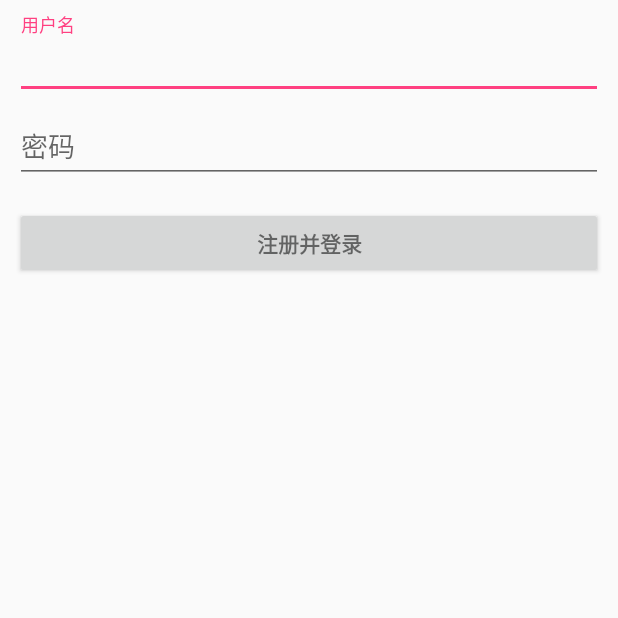
After one commit to Android-Development-Group/NewsApp, an Android app: the RegisterActivity screen opened directly, with no data from a screen before it, on a phone screen of 412 x 824 dp, the top half of it. The commit adds this screen. Run offline under Robolectric (Android 15) with nearby library versions, the phone set to English and light mode, and no system bars; libraries missing offline, so code that uses them is left out: com.avos.avoscloud; 1 statement that could not run was skipped.

Commit message:
add LoginActivity-RegisterActivity

```diff
--- a/app/src/main/res/layout/activity_main.xml
+++ b/app/src/main/res/layout/activity_main.xml
@@ -17,6 +17,7 @@
         auto:nav_left_icon="@drawable/back_selector"
         auto:nav_main_title="@string/main_title"
         auto:nav_main_title_color="@color/text_color"
+        auto:nav_right_title="@string/action_logout"
         auto:nav_right_title_color="@drawable/text_select"/>
 
     <TextView
--- /dev/null
+++ b/app/src/main/res/layout/activity_register.xml
@@ -0,0 +1,71 @@
+<LinearLayout xmlns:android="http://schemas.android.com/apk/res/android"
+              xmlns:tools="http://schemas.android.com/tools"
+              android:layout_width="match_parent"
+              android:layout_height="match_parent"
+              android:gravity="center_horizontal"
+              android:orientation="vertical"
+              android:padding="10dp">
+
+    <!-- register progress -->
+    <ProgressBar
+        android:id="@+id/register_progress"
+        style="?android:attr/progressBarStyleLarge"
+        android:layout_width="wrap_content"
+        android:layout_height="wrap_content"
+        android:layout_marginBottom="8dp"
+        android:visibility="gone"/>
+
+    <ScrollView
+        android:id="@+id/register_form"
+        android:layout_width="match_parent"
+        android:layout_height="match_parent">
+
+        <LinearLayout
+            android:id="@+id/email_register_form"
+            android:layout_width="match_parent"
+            android:layout_height="wrap_content"
+            android:orientation="vertical">
+
+            <android.support.design.widget.TextInputLayout
+                android:layout_width="match_parent"
+                android:layout_height="wrap_content">
+
+                <AutoCompleteTextView
+                    android:id="@+id/username"
+                    android:layout_width="match_parent"
+                    android:layout_height="wrap_content"
+                    android:hint="@string/username"
+                    android:maxLines="1"
+                    android:singleLine="true"/>
+
+            </android.support.design.widget.TextInputLayout>
+
+            <android.support.design.widget.TextInputLayout
+                android:layout_width="match_parent"
+                android:layout_height="wrap_content">
+
+                <EditText
+                    android:id="@+id/password"
+                    android:layout_width="match_parent"
+                    android:layout_height="wrap_content"
+                    android:hint="@string/prompt_password"
+                    android:imeActionId="@+id/register"
+                    android:imeOptions="actionUnspecified"
+                    android:inputType="textPassword"
+                    android:maxLines="1"
+                    android:singleLine="true"/>
+
+            </android.support.design.widget.TextInputLayout>
+
+            <Button
+                android:id="@+id/username_register_button"
+                style="?android:textAppearanceSmall"
+                android:layout_width="match_parent"
+                android:layout_height="wrap_content"
+                android:layout_marginTop="16dp"
+                android:text="@string/action_sign_in"
+                android:textStyle="bold"/>
+
+        </LinearLayout>
+    </ScrollView>
+</LinearLayout>
--- a/app/src/main/res/values/strings.xml
+++ b/app/src/main/res/values/strings.xml
@@ -6,4 +6,24 @@
     <string name="no_network_tips">您的网络不给力，请稍后重试</string>
 
 
+    <string name="action_logout">注销</string>
+    <string name="title_activity_login">登录</string>
+    <string name="title_activity_register">注册</string>
+
+    <string name="publish">发布</string>
+    <string name="login">登录</string>
+    <string name="register">注册</string>
+    <string name="username">用户名</string>
+    <string name="goods_discription">商品描述</string>
+    <string name="seletct_a_pic">从相册选择一张照片</string>
+    <string name="submit">提交</string>
+    <string name="detail">详情</string>
+    <string name="prompt_password">密码</string>
+    <string name="action_sign_in">注册并登录</string>
+    <string name="action_sign_in_short">登录</string>
+    <string name="error_invalid_email">邮件格式错误</string>
+    <string name="error_invalid_password">密码大于 4 位</string>
+    <string name="error_incorrect_password">密码错误</string>
+    <string name="error_field_required">这个是必填项</string>
+
 </resources>
```
Also changed, not shown: app/build.gradle (+19 -0 lines), app/src/main/AndroidManifest.xml (+26 -0 lines), app/src/main/java/com/myself/newsapp/MainActivity.java (+42 -0 lines), app/src/main/java/com/myself/newsapp/TotalApplication.java (+12 -1 lines), app/src/main/java/com/myself/newsapp/user/LoginActivity.java (added, +184 -0 lines), app/src/main/java/com/myself/newsapp/user/RegisterActivity.java (added, +176 -0 lines), app/src/main/res/layout/activity_login.xml (added, +80 -0 lines), build.gradle (+10 -0 lines), 1 other file.
